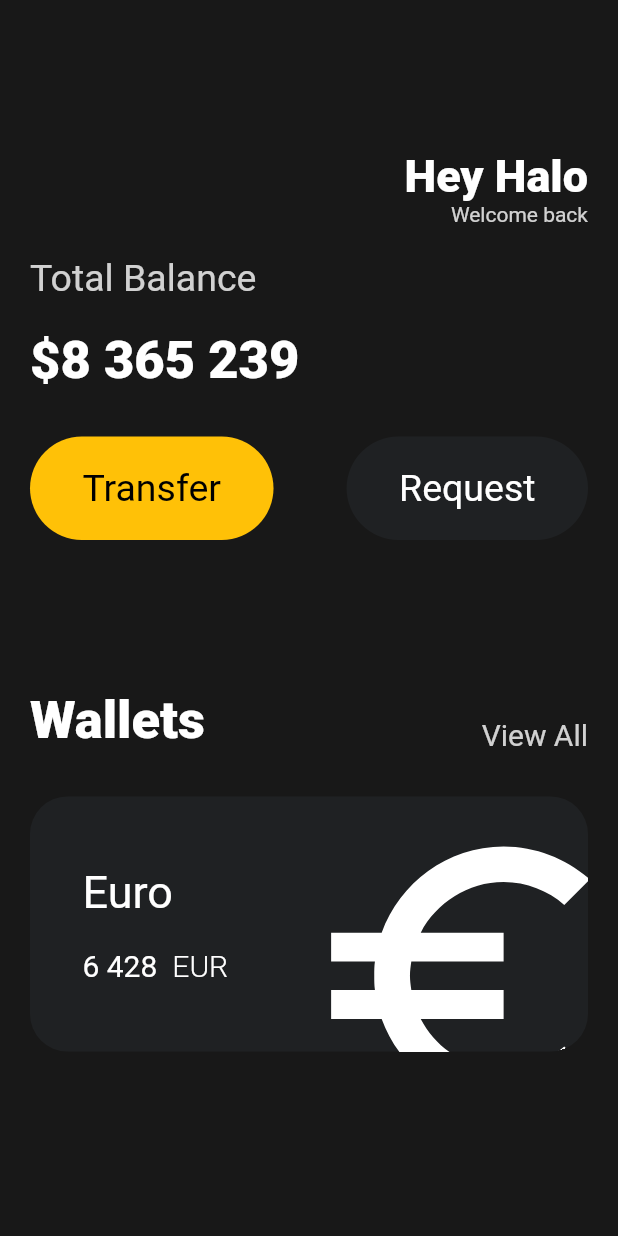
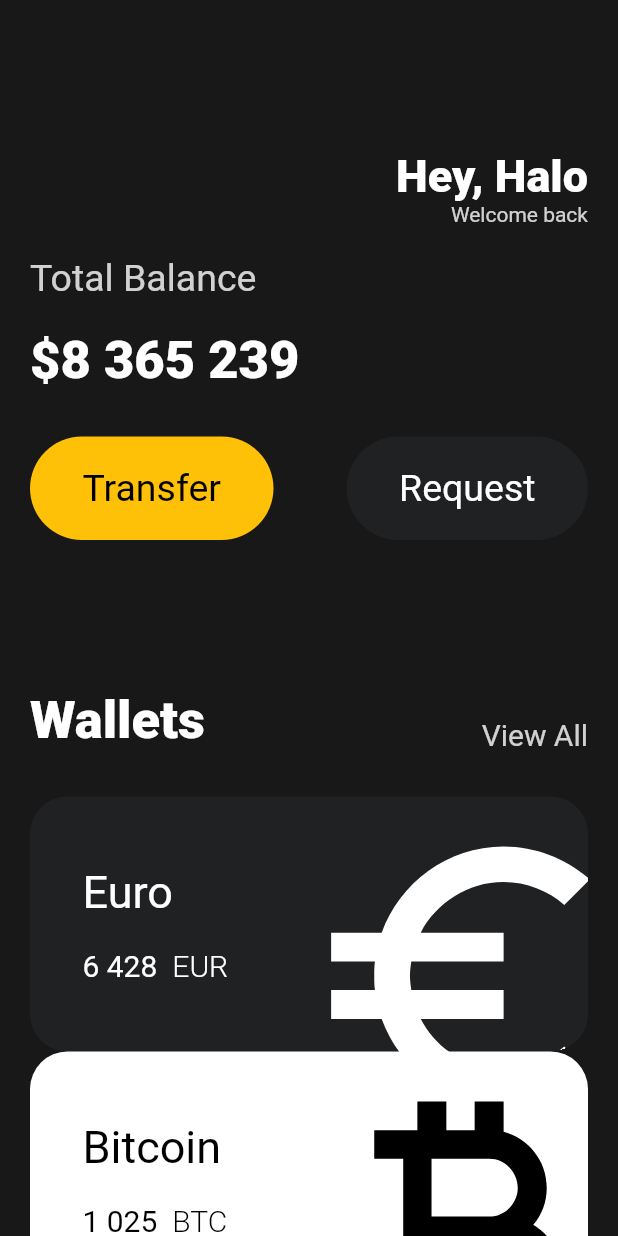
Before and after one commit to grootwo/Flutter-studying, a Flutter app: the screen it shows after launch, on a phone screen of 412 x 824 dp. Run offline on Flutter 3.47's test engine with Material 2 defaults, Android fonts, the phone set to English and light mode, and no system bars.

Commit message:
Scroll by SingleChildScrollView

```diff
--- a/toonviewer/lib/main.dart
+++ b/toonviewer/lib/main.dart
@@ -1,6 +1,7 @@
 import 'package:flutter/material.dart';
 
 import 'widgets/button.dart';
+import 'widgets/currency_card.dart';
 
 void main() {
   runApp(const App());
@@ -17,7 +18,8 @@ class App extends StatelessWidget {
     return MaterialApp(
       home: Scaffold(
           backgroundColor: const Color(0xFF181818),
-          body: Padding(
+          body: SingleChildScrollView(
+            child: Padding(
               padding: const EdgeInsets.symmetric(horizontal: 20),
               child: Column(
                 crossAxisAlignment: CrossAxisAlignment.start,
@@ -32,7 +34,7 @@ class App extends StatelessWidget {
                             height: 100,
                           ),
                           const Text(
-                          'Hey Halo',
+                            'Hey, Halo',
                             style: TextStyle(
                               color: Colors.white,
                               fontSize: 30,
@@ -113,70 +115,29 @@ class App extends StatelessWidget {
                   const SizedBox(
                     height: 30,
                   ),
-                Container(
-                  clipBehavior: Clip.hardEdge,
-                  decoration: BoxDecoration(
-                    color: const Color(0xFF1F2123),
-                    borderRadius: BorderRadius.circular(25),
+                  const CurrencyCard(
+                    currency: "Euro",
+                    amount: "6 428",
+                    code: "EUR",
+                    icon: Icons.euro_symbol,
+                    isInverted: false,
                   ),
-                  child: Padding(
-                    padding: const EdgeInsets.all(35),
-                    child: Row(
-                      mainAxisAlignment: MainAxisAlignment.spaceBetween,
-                      children: [
-                        Column(
-                          crossAxisAlignment: CrossAxisAlignment.start,
-                          children: [
-                            const Text(
-                              "Euro",
-                              style: TextStyle(
-                                color: Colors.white,
-                                fontSize: 30,
+                  const CurrencyCard(
+                    currency: "Bitcoin",
+                    amount: "1 025",
+                    code: "BTC",
+                    icon: Icons.currency_bitcoin,
+                    isInverted: true,
                   ),
-                            ),
-                            const SizedBox(
-                              height: 20,
-                            ),
-                            Row(
-                              children: const [
-                                Text(
-                                  "6 428",
-                                  style: TextStyle(
-                                    color: Colors.white,
-                                    fontSize: 20,
-                                  ),
-                                ),
-                                SizedBox(
-                                  width: 10,
-                                ),
-                                Text(
-                                  "EUR",
-                                  style: TextStyle(
-                                    color: Colors.white,
-                                    fontWeight: FontWeight.w300,
-                                    fontSize: 20,
-                                  ),
+                  const CurrencyCard(
+                    currency: "Dollar",
+                    amount: "9 724",
+                    code: "USD",
+                    icon: Icons.attach_money_outlined,
+                    isInverted: false,
                   ),
                 ],
               ),
-                          ],
-                        ),
-                        Transform.scale(
-                          scale: 2.3,
-                          child: Transform.translate(
-                            offset: const Offset(0, 15),
-                            child: const Icon(
-                              Icons.euro_symbol,
-                              color: Colors.white,
-                              size: 100,
-                            ),
-                          ),
-                        ),
-                      ],
-                    ),
-                  ),
-                ),
-              ],
             ),
           )),
     );
```
Lines whose indentation alone changed are shown as unchanged.
